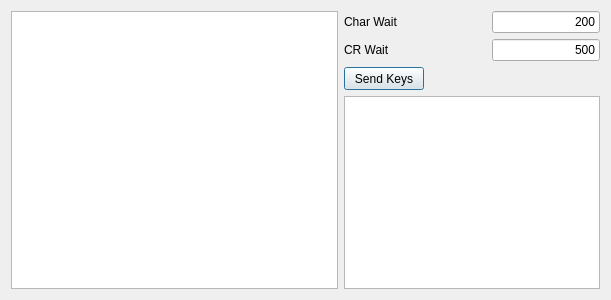
Above: ui/dialogvkeyboard.ui from matsumo/PockEmul before the change. Below: the same form after it.
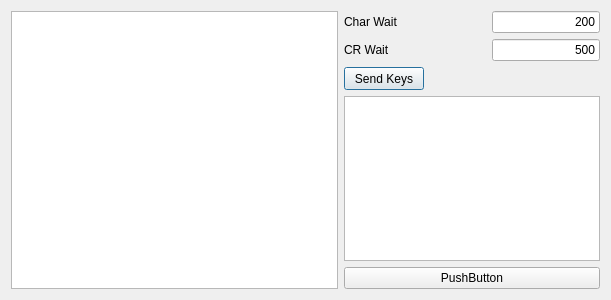
That is the form after the change.

What changed in the file:
```diff
--- a/ui/dialogvkeyboard.ui
+++ b/ui/dialogvkeyboard.ui
@@ -157,6 +157,13 @@
        </property>
       </widget>
      </item>
+     <item>
+      <widget class="QPushButton" name="pbClose">
+       <property name="text">
+        <string>PushButton</string>
+       </property>
+      </widget>
+     </item>
     </layout>
    </item>
   </layout>
```
Left out of the diff: 19 changed lines with no effect on the pictures.
